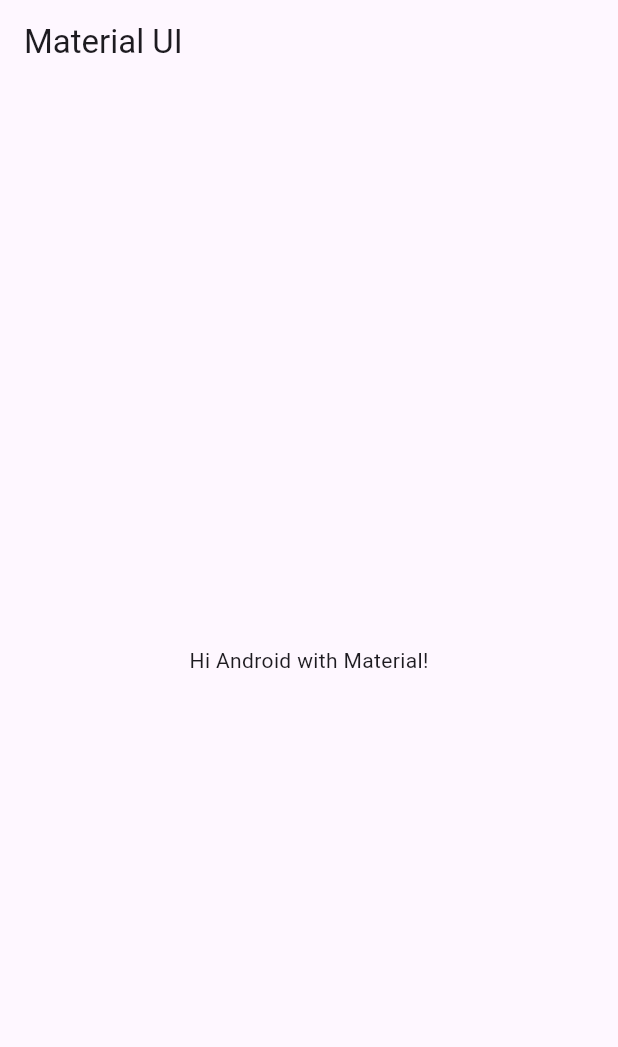
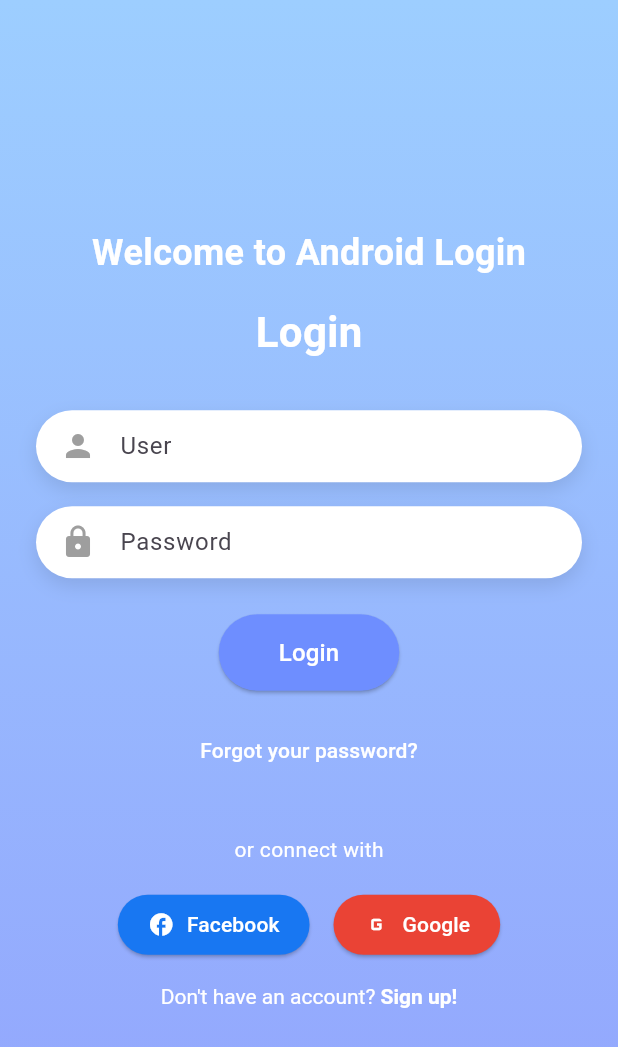
Before and after one commit to jhonvalladolid/2024-II_Lab12_AppMultiplataforma, a Flutter app: the screen it shows after launch, on a phone screen of 412 x 824 dp. Shown: the top 1047 px of the screen. Run offline on Flutter 3.47's test engine with Material 3 defaults, Android fonts, the phone set to English and light mode, and no system bars; our stand-ins replace universal_platform.

Commit message:
modificado la interface

```diff
--- a/lib/main.dart
+++ b/lib/main.dart
@@ -1,4 +1,5 @@
 import 'package:flutter/material.dart';
+import 'package:flutter/cupertino.dart';
 import 'package:universal_platform/universal_platform.dart';
 
 void main() {
@@ -11,50 +12,203 @@ class MyApp extends StatelessWidget {
   @override
   Widget build(BuildContext context) {
     return MaterialApp(
-      title: 'Flutter Demo',
+      title: 'Platform Specific Login',
       theme: ThemeData(
-        colorScheme: ColorScheme.fromSeed(seedColor: Colors.deepPurple),
         useMaterial3: true,
       ),
-      home: const PlatformHomePage(),
+      home: const PlatformLoginPage(),
     );
   }
 }
 
-class PlatformHomePage extends StatelessWidget {
-  const PlatformHomePage({super.key});
+class PlatformLoginPage extends StatelessWidget {
+  const PlatformLoginPage({super.key});
 
-  Widget materialWidget(BuildContext context, String message) {
+  // General Login UI inspired by the design in the image
+  Widget loginUI(BuildContext context, String platformTitle) {
     return Scaffold(
-      appBar: AppBar(title: const Text('Material UI')),
-      body: Center(child: Text(message)),
-    );
-  }
-
-  Widget cupertinoWidget(BuildContext context, String message) {
-    return Scaffold(
-      appBar: AppBar(title: const Text('Cupertino UI')),
-      body: Center(child: Text(message)),
+      body: Container(
+        width: double.infinity,
+        height: double.infinity,
+        decoration: const BoxDecoration(
+          gradient: LinearGradient(
+            colors: [Color(0xFF9DCEFF), Color(0xFF92A3FD)],
+            begin: Alignment.topCenter,
+            end: Alignment.bottomCenter,
+          ),
+        ),
+        child: Padding(
+          padding: const EdgeInsets.symmetric(horizontal: 24.0),
+          child: Column(
+            mainAxisAlignment: MainAxisAlignment.center,
+            crossAxisAlignment: CrossAxisAlignment.center,
+            children: [
+              Text(
+                platformTitle,
+                style: const TextStyle(
+                  fontSize: 24,
+                  fontWeight: FontWeight.bold,
+                  color: Colors.white,
+                ),
+              ),
+              const SizedBox(height: 16),
+              const Text(
+                'Login',
+                style: TextStyle(
+                  fontSize: 28,
+                  fontWeight: FontWeight.bold,
+                  color: Colors.white,
+                ),
+              ),
+              const SizedBox(height: 32),
+              Container(
+                padding: const EdgeInsets.symmetric(horizontal: 16.0),
+                decoration: BoxDecoration(
+                  color: Colors.white,
+                  borderRadius: BorderRadius.circular(30),
+                  boxShadow: [
+                    BoxShadow(
+                      color: Colors.black.withOpacity(0.1),
+                      blurRadius: 10,
+                      offset: const Offset(0, 5),
+                    ),
+                  ],
+                ),
+                child: TextField(
+                  decoration: InputDecoration(
+                    icon: const Icon(Icons.person, color: Colors.grey),
+                    hintText: 'User',
+                    border: InputBorder.none,
+                  ),
+                ),
+              ),
+              const SizedBox(height: 16),
+              Container(
+                padding: const EdgeInsets.symmetric(horizontal: 16.0),
+                decoration: BoxDecoration(
+                  color: Colors.white,
+                  borderRadius: BorderRadius.circular(30),
+                  boxShadow: [
+                    BoxShadow(
+                      color: Colors.black.withOpacity(0.1),
+                      blurRadius: 10,
+                      offset: const Offset(0, 5),
+                    ),
+                  ],
+                ),
+                child: TextField(
+                  obscureText: true,
+                  decoration: InputDecoration(
+                    icon: const Icon(Icons.lock, color: Colors.grey),
+                    hintText: 'Password',
+                    border: InputBorder.none,
+                  ),
+                ),
+              ),
+              const SizedBox(height: 24),
+              ElevatedButton(
+                onPressed: () {},
+                style: ElevatedButton.styleFrom(
+                  backgroundColor: const Color(0xFF6E8EFF),
+                  shape: RoundedRectangleBorder(
+                    borderRadius: BorderRadius.circular(30),
+                  ),
+                  padding:
+                      const EdgeInsets.symmetric(horizontal: 40, vertical: 14),
+                ),
+                child: const Text(
+                  'Login',
+                  style: TextStyle(fontSize: 16, color: Colors.white),
+                ),
+              ),
+              const SizedBox(height: 16),
+              TextButton(
+                onPressed: () {},
+                child: const Text(
+                  'Forgot your password?',
+                  style: TextStyle(color: Colors.white),
+                ),
+              ),
+              const SizedBox(height: 32),
+              const Text(
+                'or connect with',
+                style: TextStyle(color: Colors.white),
+              ),
+              const SizedBox(height: 16),
+              Row(
+                mainAxisAlignment: MainAxisAlignment.center,
+                children: [
+                  ElevatedButton.icon(
+                    onPressed: () {},
+                    style: ElevatedButton.styleFrom(
+                      backgroundColor: const Color(0xFF1877F2),
+                      shape: RoundedRectangleBorder(
+                        borderRadius: BorderRadius.circular(20),
+                      ),
+                      padding: const EdgeInsets.symmetric(
+                          horizontal: 20, vertical: 10),
+                    ),
+                    icon: const Icon(Icons.facebook, color: Colors.white),
+                    label: const Text(
+                      'Facebook',
+                      style: TextStyle(color: Colors.white),
+                    ),
+                  ),
+                  const SizedBox(width: 16),
+                  ElevatedButton.icon(
+                    onPressed: () {},
+                    style: ElevatedButton.styleFrom(
+                      backgroundColor: const Color(0xFFEA4335),
+                      shape: RoundedRectangleBorder(
+                        borderRadius: BorderRadius.circular(20),
+                      ),
+                      padding: const EdgeInsets.symmetric(
+                          horizontal: 20, vertical: 10),
+                    ),
+                    icon: const Icon(Icons.g_mobiledata, color: Colors.white),
+                    label: const Text(
+                      'Google',
+                      style: TextStyle(color: Colors.white),
+                    ),
+                  ),
+                ],
+              ),
+              const SizedBox(height: 16),
+              RichText(
+                text: TextSpan(
+                  text: "Don't have an account? ",
+                  style: const TextStyle(color: Colors.white),
+                  children: [
+                    TextSpan(
+                      text: 'Sign up!',
+                      style: const TextStyle(
+                        fontWeight: FontWeight.bold,
+                        color: Colors.white,
+                      ),
+                    ),
+                  ],
+                ),
+              ),
+            ],
+          ),
+        ),
+      ),
     );
   }
 
   @override
   Widget build(BuildContext context) {
+    String platformTitle;
     if (UniversalPlatform.isAndroid) {
-      debugPrint("Running on Android");
-      return materialWidget(context, 'Hi Android with Material!');
+      platformTitle = "Welcome to Android Login";
     } else if (UniversalPlatform.isIOS) {
-      debugPrint("Running on iOS");
-      return cupertinoWidget(context, 'Hi iOS with Cupertino!');
+      platformTitle = "Welcome to iOS Login";
     } else if (UniversalPlatform.isWeb) {
-      debugPrint("Running on Web");
-      return materialWidget(context, 'Hi Web!');
+      platformTitle = "Welcome to Web Login";
     } else {
-      return Scaffold(
-        body: Center(
-          child: Text('Unsupported platform'),
-        ),
-      );
+      platformTitle = "Welcome to Login";
     }
+
+    return loginUI(context, platformTitle);
   }
 }
```
